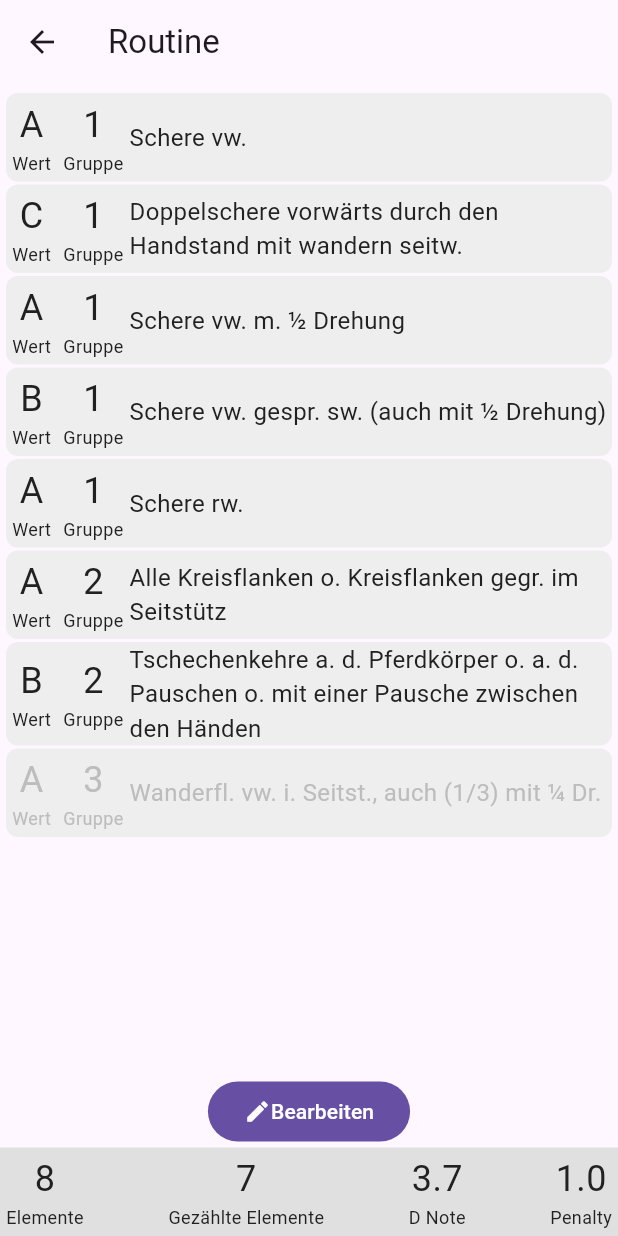
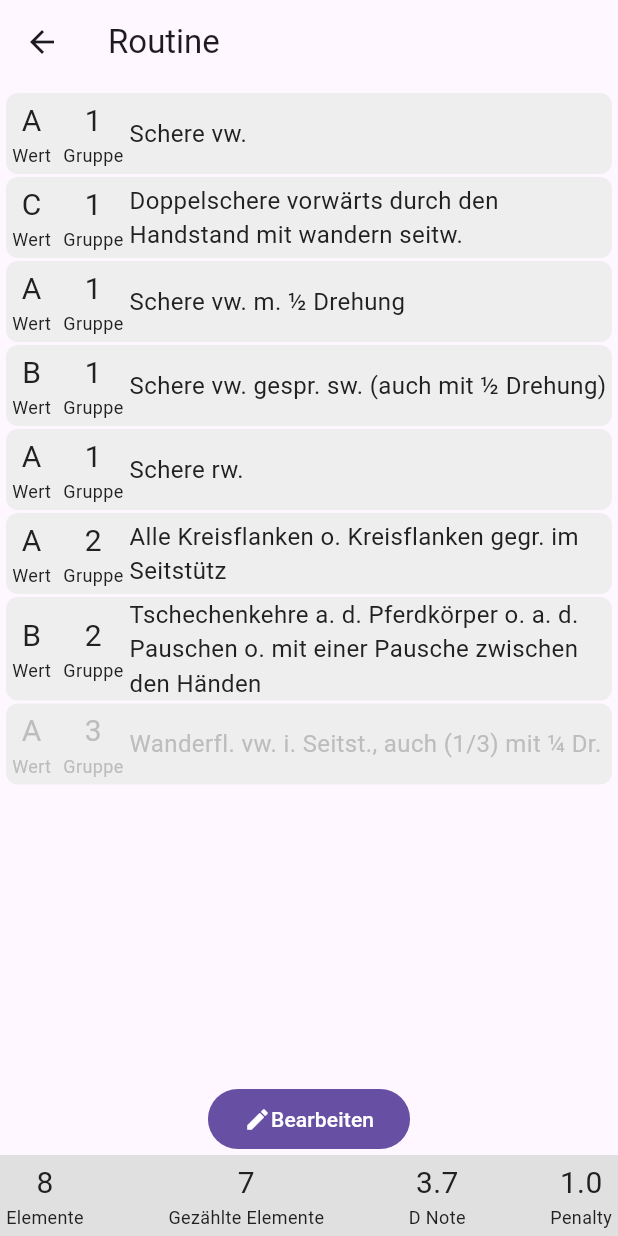
Before and after one commit to Makowe/Gym-Code, a Flutter app: the ViewRoutine screen opened directly, on a phone screen of 412 x 824 dp. Run offline on Flutter 3.47's test engine with Material 3 defaults, Android fonts, the phone set to English and light mode, and no system bars; our stand-ins replace sqflite; accounts and stored records are empty; statements that could not run were skipped.

Commit message:
minor style update

```diff
--- a/lib/widgets/value_column.dart
+++ b/lib/widgets/value_column.dart
@@ -22,7 +22,7 @@ class ValueColumn extends StatelessWidget {
           Text(
             value,
             style: TextStyle(
-                fontSize: 24.0,
+                fontSize: 20.0,
                 color: greyedOut ? Colors.grey[400] : Colors.grey[900]),
           ),
           Text(
```
